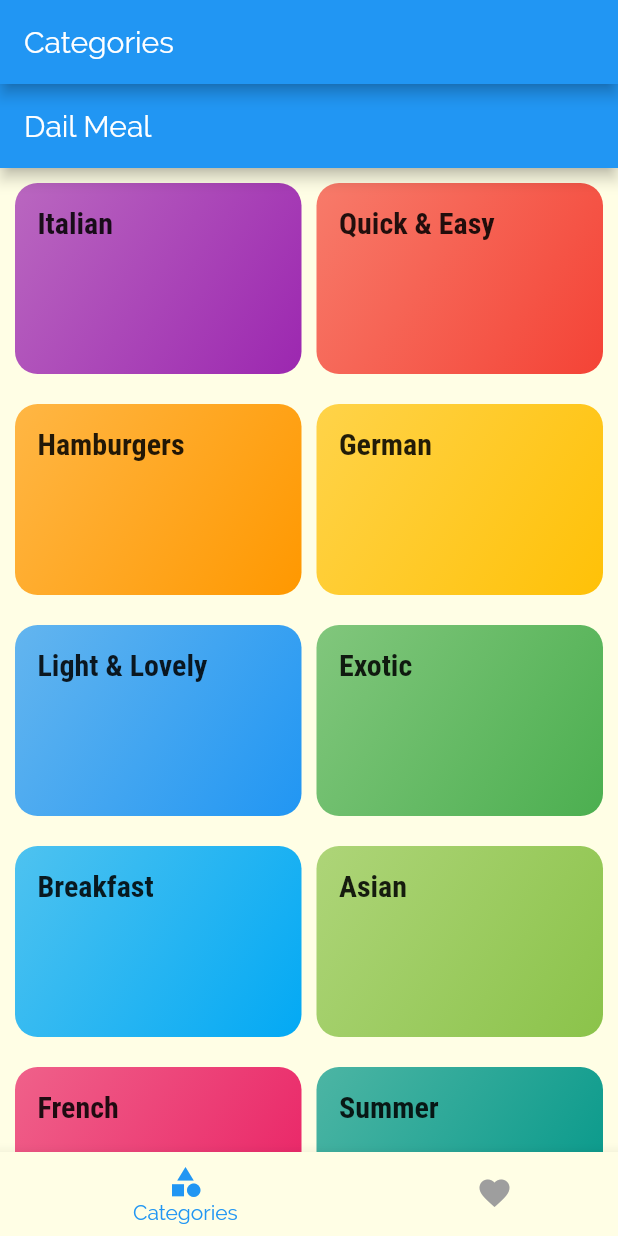
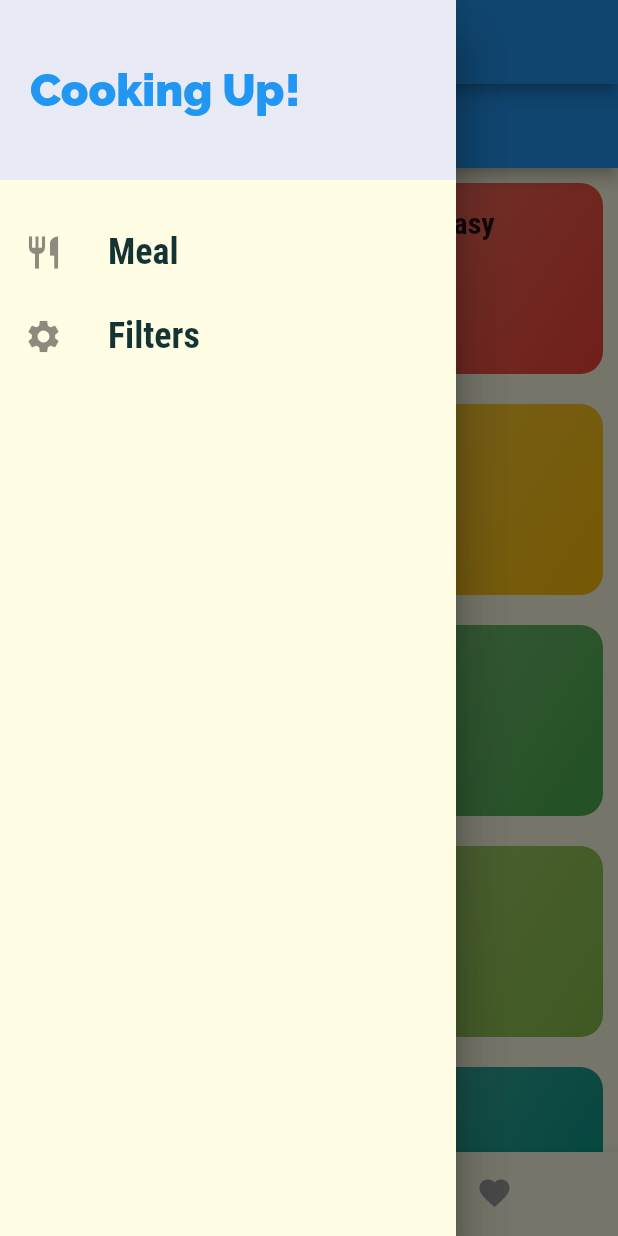
Before and after one commit to AsankaThennakoon/DealiMeals, a Flutter app: the screen it shows after launch, with the side drawer open (before the commit the screen has no drawer), on a phone screen of 412 x 824 dp. Run offline on Flutter 3.47's test engine with Material 2 defaults, Android fonts, the phone set to English and light mode, and no system bars.

Commit message:
add drawer

```diff
--- a/deli_meals/lib/screens/tabs_screen.dart
+++ b/deli_meals/lib/screens/tabs_screen.dart
@@ -1,5 +1,6 @@
 import 'package:deli_meals/screens/categories_screen.dart';
 import 'package:deli_meals/screens/favorites_screen.dart';
+import 'package:deli_meals/widgets/main_drawer.dart';
 import 'package:flutter/material.dart';
 
 class TabsScreen extends StatefulWidget {
@@ -34,6 +35,9 @@ class _TabsScreenState extends State<TabsScreen> {
       appBar: AppBar(
         title: Text(_pages[_selectPageIndex]['title'] as String),
       ),
+      drawer: Drawer(
+        child: MainDrawer(),
+      ),
       body: _pages[_selectPageIndex]['page'] as Widget,
       bottomNavigationBar: BottomNavigationBar(
         items: <BottomNavigationBarItem>[
--- /dev/null
+++ b/deli_meals/lib/widgets/main_drawer.dart
@@ -0,0 +1,59 @@
+import 'package:flutter/material.dart';
+
+class MainDrawer extends StatelessWidget {
+  const MainDrawer({Key? key}) : super(key: key);
+
+  Widget buildListTile(String title, IconData icon) {
+    return ListTile(
+      leading: Icon(
+        icon,
+        size: 26,
+      ),
+      title: Text(
+        title,
+        style: TextStyle(
+          fontFamily: 'RobotoCondensed',
+          fontSize: 24,
+          fontWeight: FontWeight.bold,
+        ),
+      ),
+      onTap: () {},
+    );
+  }
+
+  @override
+  Widget build(BuildContext context) {
+    return Drawer(
+      child: Column(
+        children: <Widget>[
+          Container(
+            height: 120,
+            width: double.infinity,
+            padding: EdgeInsets.all(20),
+            alignment: Alignment.centerLeft,
+            color: Theme.of(context).accentColor,
+            child: Text(
+              'Cooking Up!',
+              style: TextStyle(
+                fontWeight: FontWeight.w900,
+                fontSize: 30,
+                color: Theme.of(context).primaryColor,
+              ),
+            ),
+          ),
+          SizedBox(
+            height: 20,
+          ),
+          buildListTile(
+            'Meal',
+            Icons.restaurant,
+          ),
+          buildListTile(
+            'Filters',
+            Icons.settings,
+          ),
+        ],
+      ),
+    );
+  }
+}
```
